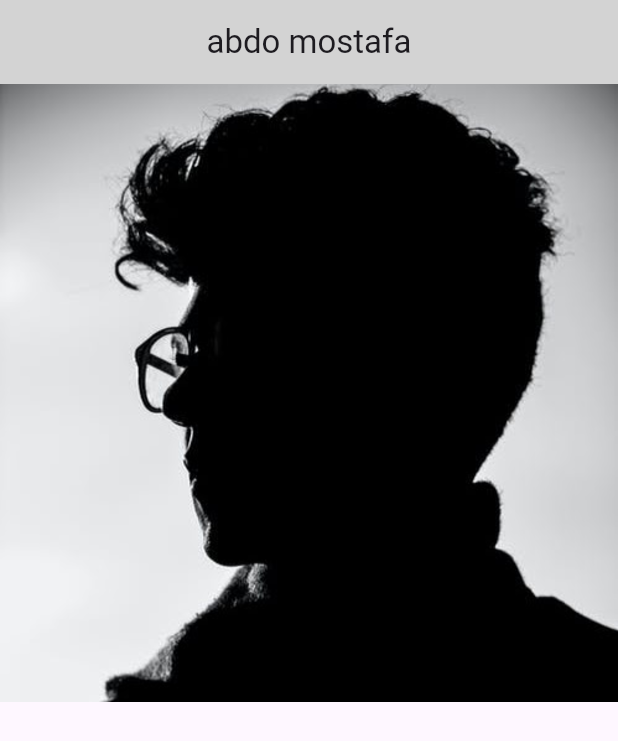
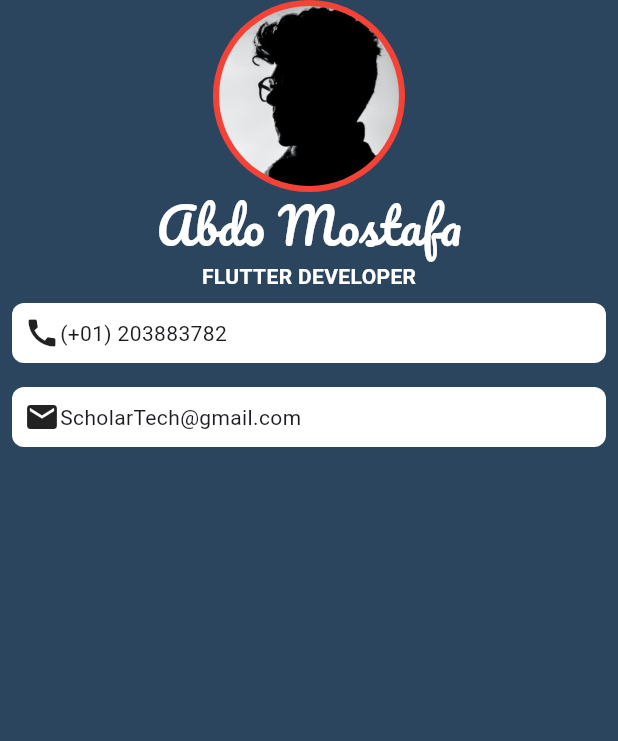
Before and after one commit to abdomostafa1/first-flutter-project, a Flutter app: the screen it shows after launch, on a phone screen of 412 x 824 dp. Shown: the top 741 px of the screen. Run offline on Flutter 3.47's test engine with Material 3 defaults, Android fonts, the phone set to English and light mode, and no system bars.

Commit message:
i learnt circle image and rounded shapes

```diff
--- a/lib/main.dart
+++ b/lib/main.dart
@@ -1,3 +1,4 @@
+import 'package:flutter/cupertino.dart';
 import 'package:flutter/material.dart';
 
 void main() {
@@ -11,18 +12,65 @@ class AppWid extends StatelessWidget {
   Widget build(BuildContext context) {
     return MaterialApp(
       home: Scaffold(
-        appBar: AppBar(
-          title: const Text('abdo mostafa'),
-          centerTitle: true,
-          backgroundColor: const Color(0xFFd3d3d3),
-        ),
-        body: const Image(
-          image: AssetImage('images/black.jpg'),
-          filterQuality: FilterQuality.high,
-        ),
+        backgroundColor: const Color(0xFF2B455F),
+        body: businessCardApp(),
       ),
     );
   }
+}
+
+Widget businessCardApp() {
+  return Column(
+    children: [
+      CircleAvatar(
+        radius: 64,
+        backgroundColor: Colors.red,
+        child: Padding(
+          padding: const EdgeInsets.all(4), // Border radius
+          child: ClipOval(child: Image.asset('images/black.jpg')),
+        ),
+      ),
+      Text(
+        'Abdo Mostafa',
+        style: TextStyle(
+          color: Colors.white,
+          fontFamily: 'Pacifico',
+          fontSize: 32.0,
+        ),
+      ),
+      Text(
+        'FLUTTER DEVELOPER',
+        style: TextStyle(
+          color: Colors.white,
+          fontWeight: FontWeight.bold,
+          fontSize: 14.0,
+        ),
+      ),
+      Container(
+          margin: EdgeInsets.symmetric(horizontal: 8.0,vertical: 8.0),
+          padding: EdgeInsets.all(8.0),
+          decoration: BoxDecoration(
+              color: Colors.white, borderRadius: BorderRadius.circular(8.0)),
+          child: const Row(
+            children: [
+              Icon(Icons.call),
+              Text('(+01) 203883782'),
+            ],
+          )),
+      Container(
+        margin: EdgeInsets.symmetric(horizontal: 8.0,vertical: 8.0),
+        padding: EdgeInsets.all(8.0),
+        decoration: BoxDecoration(
+            color: Colors.white, borderRadius: BorderRadius.circular(8.0)),
+        child: Row(
+          children: [
+            Icon(Icons.email),
+            Text('ScholarTech@gmail.com'),
+          ],
+        ),
+      )
+    ],
+  );
 }
 
 Widget column() {
```
Also changed, not shown: pubspec.yaml (+5 -12 lines), fonts/Pacifico-Regular.ttf (added).
